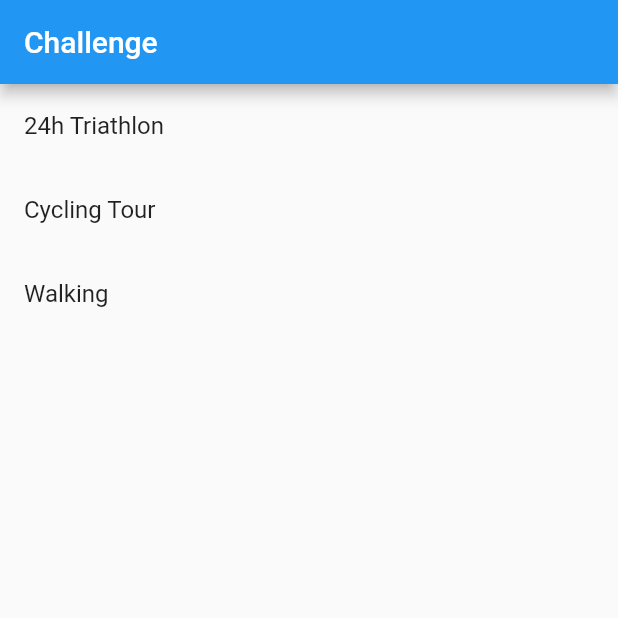
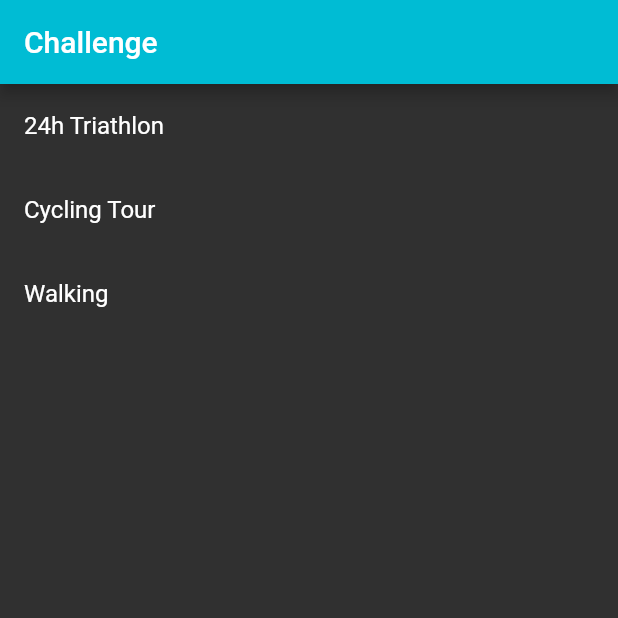
Before and after one commit to lukaselmer/hackzurich2020, a Flutter app: the screen it shows after launch, on a phone screen of 412 x 824 dp, the top half of it. Run offline on Flutter 3.47's test engine with Material 2 defaults, Android fonts, the phone set to English and light mode, and no system bars.

Commit message:
Update theme

```diff
--- a/app/lib/main.dart
+++ b/app/lib/main.dart
@@ -9,8 +9,10 @@ class MyApp extends StatelessWidget {
   @override
   Widget build(BuildContext context) => MaterialApp(
         title: 'Challenge',
-        theme: ThemeData(
-          primarySwatch: Colors.blue,
+        theme: ThemeData.dark().copyWith(
+          primaryColor: Colors.cyan,
+          accentColor: Colors.cyanAccent,
+          indicatorColor: Colors.white,
           visualDensity: VisualDensity.adaptivePlatformDensity,
         ),
         initialRoute: 'challenges',
```
